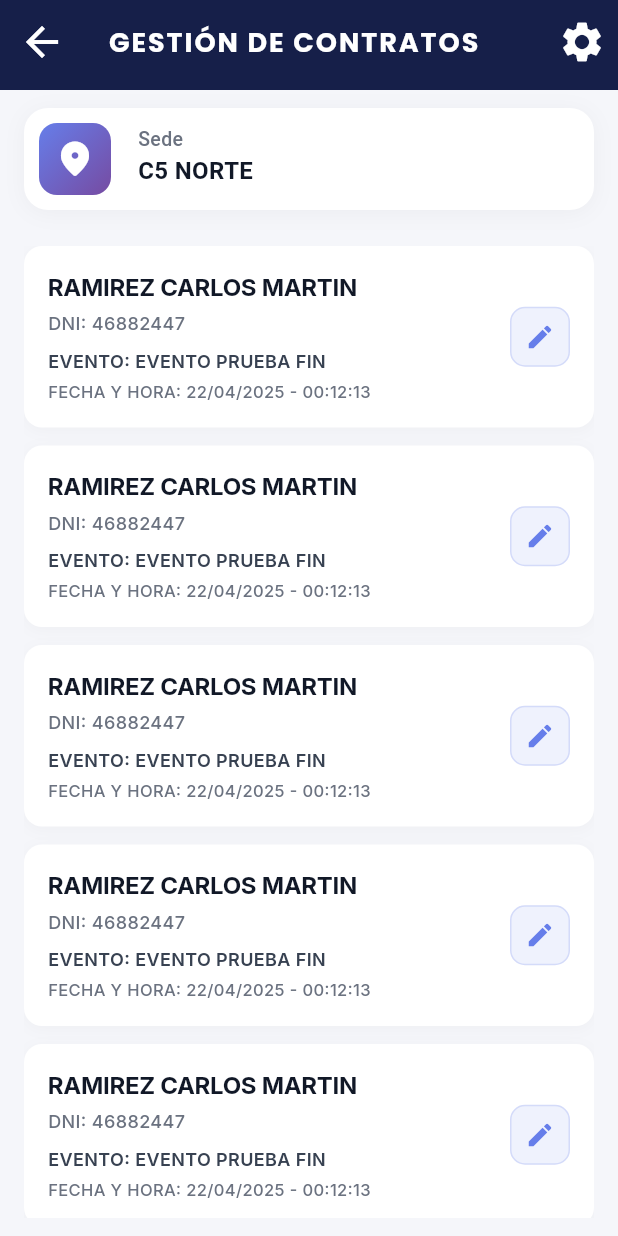
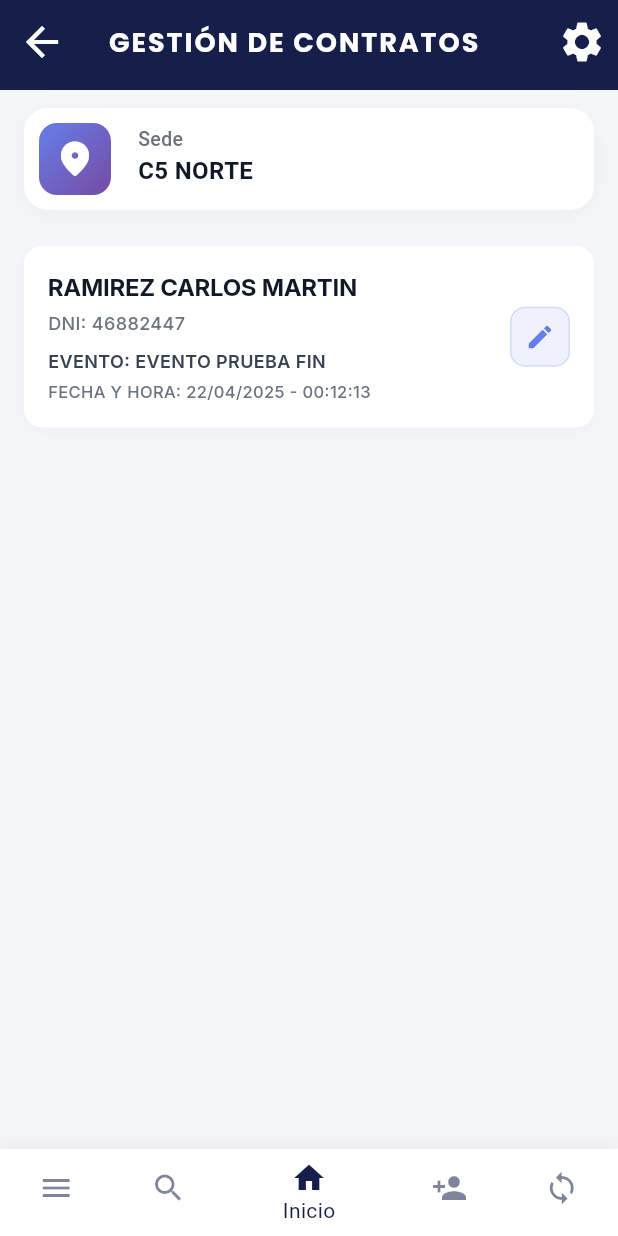
Before and after one commit to FabrizioOMG7/YoContrato, a Flutter app: the ContractManagementPage screen opened directly, on a phone screen of 412 x 824 dp. Run offline on Flutter 3.47's test engine with Material 3 defaults, Android fonts, the phone set to English and light mode, and no system bars; our stand-ins replace auto_size_text, bloc, equatable, flutter_bloc, google_fonts.

Commit message:
navegación en proceso
casi

```diff
--- /dev/null
+++ b/lib/domain/navigation/nav_item.dart
@@ -0,0 +1,33 @@
+import 'package:flutter/material.dart';
+
+/// Define los items de navegación de la barra inferior
+enum NavItem {
+  MENU(
+    icon: Icons.menu,
+    label: 'Menú',
+  ),
+  SEARCH(
+    icon: Icons.search,
+    label: 'Buscar',
+  ),
+  HOME(
+    icon: Icons.home,
+    label: 'Inicio',
+  ),
+  ADD_PERSON(
+    icon: Icons.person_add,
+    label: 'Agregar',
+  ),
+  SYNC(
+    icon: Icons.sync,
+    label: 'Sincronizar',
+  );
+
+  final IconData icon;
+  final String label;
+
+  const NavItem({
+    required this.icon,
+    required this.label,
+  });
+}
--- a/lib/presentation/pages/gestion_de_contratos/contract_management_page.dart
+++ b/lib/presentation/pages/gestion_de_contratos/contract_management_page.dart
@@ -1,6 +1,6 @@
-// lib/presentation/pages/gestion_de_contratos/contract_management_page.dart
-
 import 'package:flutter/material.dart';
+import 'package:yo_contrato_app/domain/navigation/nav_item.dart';
+import 'package:yo_contrato_app/presentation/widgets/shared/app_navbar.dart';
 import 'package:yo_contrato_app/presentation/widgets/shared/app_topbar.dart';
 import 'package:yo_contrato_app/presentation/widgets/shared/app_settings_button.dart';
 import 'package:yo_contrato_app/core/theme/app_theme.dart';
@@ -14,62 +14,39 @@ class ContractManagementPage extends StatefulWidget {
 }
 
 class _ContractManagementPageState extends State<ContractManagementPage> {
-  String sede = 'C5 NORTE';
-  bool isDarkMode = false;
+  // Estado local
+  String _sede = 'C5 NORTE';
+  int _currentIndex = NavItem.HOME.index;
 
-  // Lista mockup de contratos
-  final List<ContractItem> contratos = [
+  // Lista mockup de contratos (esto debería venir de un repository)
+  final List<ContractItem> _contratos = [
     const ContractItem(
       nombre: 'RAMIREZ CARLOS MARTIN',
       dni: '46882447',
       evento: 'EVENTO PRUEBA FIN',
       fechaHora: '22/04/2025 - 00:12:13',
     ),
-    const ContractItem(
-      nombre: 'RAMIREZ CARLOS MARTIN',
-      dni: '46882447',
-      evento: 'EVENTO PRUEBA FIN',
-      fechaHora: '22/04/2025 - 00:12:13',
-    ),
-    const ContractItem(
-      nombre: 'RAMIREZ CARLOS MARTIN',
-      dni: '46882447',
-      evento: 'EVENTO PRUEBA FIN',
-      fechaHora: '22/04/2025 - 00:12:13',
-    ),
-    const ContractItem(
-      nombre: 'RAMIREZ CARLOS MARTIN',
-      dni: '46882447',
-      evento: 'EVENTO PRUEBA FIN',
-      fechaHora: '22/04/2025 - 00:12:13',
-    ),
-    const ContractItem(
-      nombre: 'RAMIREZ CARLOS MARTIN',
-      dni: '46882447',
-      evento: 'EVENTO PRUEBA FIN',
-      fechaHora: '22/04/2025 - 00:12:13',
-    ),
-    const ContractItem(
-      nombre: 'RAMIREZ CARLOS MARTIN',
-      dni: '46882447',
-      evento: 'EVENTO PRUEBA FIN',
-      fechaHora: '22/04/2025 - 00:12:13',
-    ),
+    // ... otros contratos
   ];
 
+  // Handlers
+  void _onNavBarTap(int index) {
+    if (index == NavItem.MENU.index) {
+      Navigator.pop(context);
+    } else {
+      setState(() => _currentIndex = index);
+    }
+  }
+
+  void _onSedeChanged(String newSede) {
+    setState(() => _sede = newSede);
+  }
+
+  void _onLogout() {
+    Navigator.pushReplacementNamed(context, '/login');
+  }
+
   void _onTapBuscar(ContractItem contrato) {
-    // TODO: Implementar navegación a búsqueda de postulantes
-    // Navigator.push(
-    //   context,
-    //   MaterialPageRoute(
-    //     builder: (context) => ApplicantSearchPage(
-    //       sede: sede,
-    //       contractItem: contrato,
-    //     ),
-    //   ),
-    // );
-
-    // Por ahora, mostrar un SnackBar
     ScaffoldMessenger.of(context).showSnackBar(
       SnackBar(
         content: Text('Buscar postulante para: ${contrato.nombre}'),
@@ -88,15 +65,9 @@ class _ContractManagementPageState extends State<ContractManagementPage> {
         actions: [
           SettingsButton(
             isDarkMode: isDarkMode,
-            sede: sede,
-            onSedeChanged: (newSede) {
-              setState(() {
-                sede = newSede;
-              });
-            },
-            onLogout: () {
-              Navigator.pushReplacementNamed(context, '/login');
-            },
+            sede: _sede,
+            onSedeChanged: _onSedeChanged,
+            onLogout: _onLogout,
           ),
         ],
         backgroundColor: AppTheme.primary,
@@ -106,9 +77,13 @@ class _ContractManagementPageState extends State<ContractManagementPage> {
           ? const Color(0xFF030F0F)
           : const Color(0xFFF5F6FA),
       body: ContractManagementContent(
-        sede: sede,
-        contratos: contratos,
+        sede: _sede,
+        contratos: _contratos,
         onTapBuscar: _onTapBuscar,
+      ),
+      bottomNavigationBar: AppNavBar(
+        currentIndex: _currentIndex,
+        onTap: _onNavBarTap,
       ),
     );
   }
```
Also changed, not shown: lib/presentation/pages/main_navigation_page.dart (+35 -13 lines), lib/presentation/widgets/shared/app_navbar.dart (+8 -28 lines).
